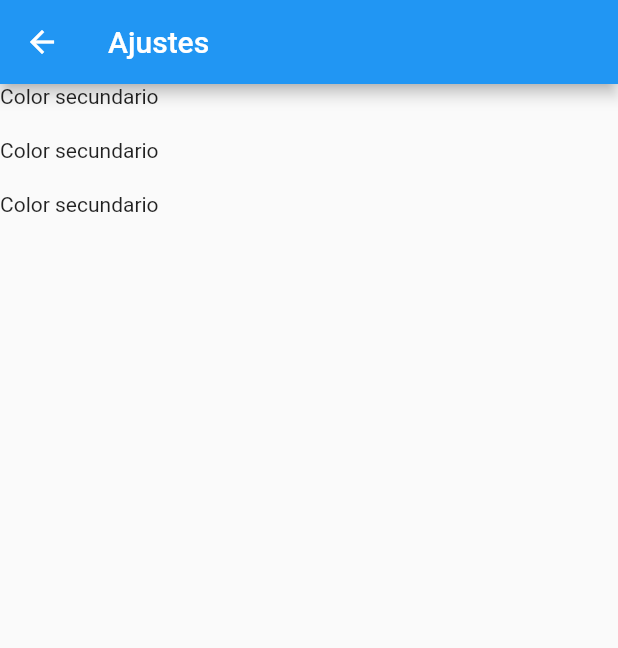
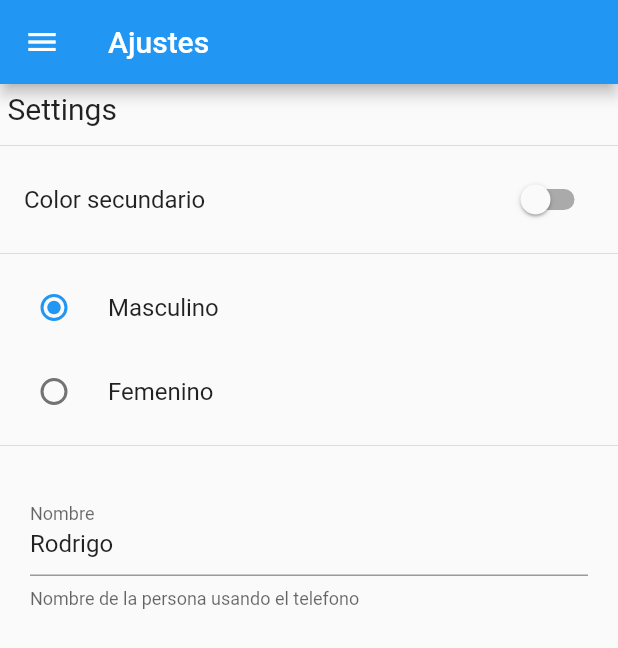
Before and after one commit to RodrigoScott/userpreferences, a Flutter app: the SettingsPage screen opened directly, on a phone screen of 412 x 824 dp. Shown: the top 648 px of the screen. Run offline on Flutter 3.47's test engine with Material 2 defaults, Android fonts, the phone set to English and light mode, and no system bars.

Commit message:
Design of the settings page

```diff
--- a/lib/main.dart
+++ b/lib/main.dart
@@ -1,5 +1,6 @@
 import 'package:flutter/material.dart';
 import 'package:userpreferences/src/pages/home_page.dart';
+import 'package:userpreferences/src/pages/settings_page.dart';
 
 
 void main() =>runApp(MyApp());
@@ -14,6 +15,8 @@ class MyApp extends StatelessWidget {
       initialRoute: HomePage.routeName,
       routes: {
         HomePage.routeName           : (BuildContext context) => HomePage(),
+        SettingsPage.routeName       : (BuildContext context) => SettingsPage(),
+
       },
 
 
--- a/lib/src/pages/settings_page.dart
+++ b/lib/src/pages/settings_page.dart
@@ -1,23 +1,95 @@
+
 import 'package:flutter/material.dart';
+import 'package:userpreferences/src/widgets/menu_widget.dart';
 
-class SettingsPage extends StatelessWidget {
+class SettingsPage extends StatefulWidget {
 
   static final String routeName = 'Settings';
+
+  @override
+  _SettingsPageState createState() => _SettingsPageState();
+}
+
+class _SettingsPageState extends State<SettingsPage> {
+
+  bool _secundaryColor = false;
+  int _gender = 1;
+  String _name = 'Rodrigo';
+
+  TextEditingController _textCOntroller;
+
+  @override
+  void initState() {
+    // TODO: implement initState
+    super.initState();
+
+    _textCOntroller = new TextEditingController( text: _name);
+
+  }
 
   @override
   Widget build(BuildContext context) {
     return Scaffold(
       appBar: AppBar(
+
         title: Text('Ajustes'),
       ),
-      body: Column(
+      drawer: menuWidget(),
+      body: ListView(
         children: <Widget>[
-          Text('Color secundario'),
-          SizedBox(height: 20.0,),
-          Text('Color secundario'),
-          SizedBox(height: 20.0,),
-          Text('Color secundario'),
-          SizedBox(height: 20.0,),
+          Container(
+            padding: EdgeInsets.all(5.0),
+            child: Text('Settings', style: TextStyle(fontSize: 20.0),),
+          ),
+          Divider(),
+          SwitchListTile(
+              value: _secundaryColor,
+              onChanged: (value){
+                _secundaryColor = value;
+                setState(() {
+
+                });
+              },
+            title: Text('Color secundario'),
+          ),
+          Divider(),
+          RadioListTile(
+              value: 1,
+              groupValue: _gender,
+              onChanged: (value){
+                _gender = value;
+                setState(() {
+
+                });
+              },
+            title: Text('Masculino'),
+          ),
+          RadioListTile(
+            value: 2,
+            groupValue: _gender,
+            onChanged: (value){
+              _gender = value;
+              setState(() {
+
+              });
+
+            },
+            title: Text('Femenino'),
+          ),
+          Divider(),
+          Container(
+            padding: EdgeInsets.all(20),
+            child: TextField(
+              controller: _textCOntroller,
+              decoration: InputDecoration(
+                labelText: 'Nombre',
+                helperText: 'Nombre de la persona usando el telefono',
+              ),
+              onChanged: (value){
+
+              },
+            ),
+          ),
         ],
       ),
     );
--- a/pubspec.yaml
+++ b/pubspec.yaml
@@ -41,8 +41,8 @@ flutter:
   uses-material-design: true
 
   # To add assets to your application, add an assets section, like this:
-  # assets:
-  #  - images/a_dot_burr.jpeg
+  assets:
+   - assets/
   #  - images/a_dot_ham.jpeg
 
   # An image asset can refer to one or more resolution-specific "variants", see
```
Also changed, not shown: lib/src/pages/home_page.dart (+7 -3 lines), lib/src/widgets/menu_widget.dart (added, +54 -0 lines), assets/menu-img.jpg (added), assets/menu-img1.jpg (added).
